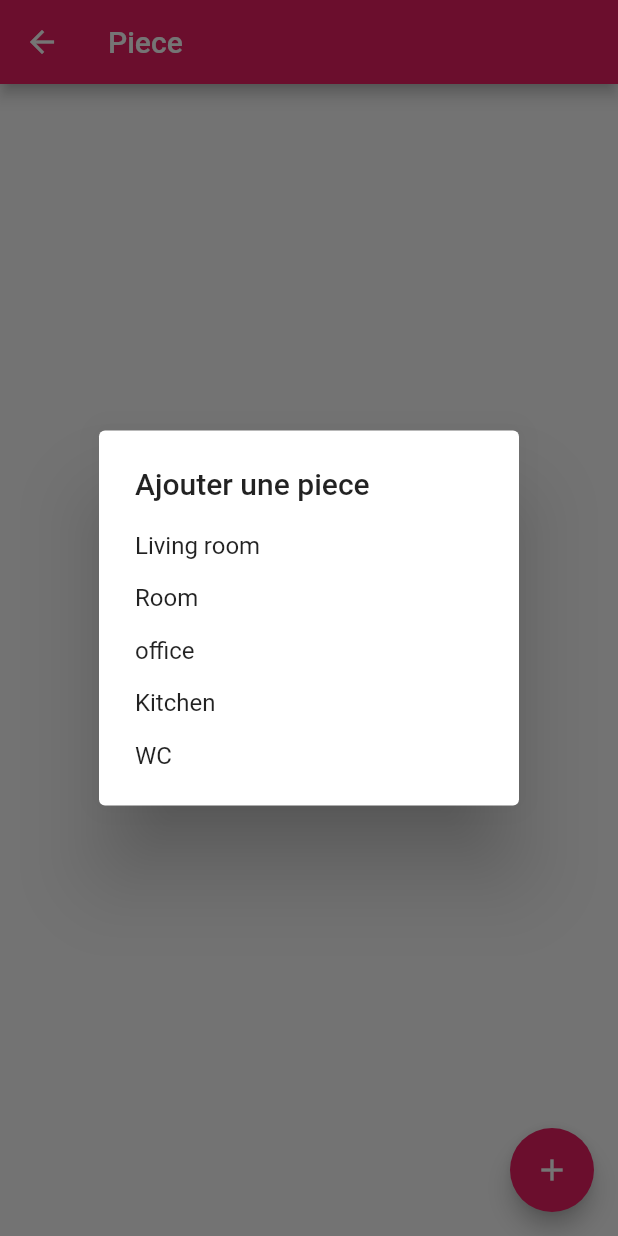
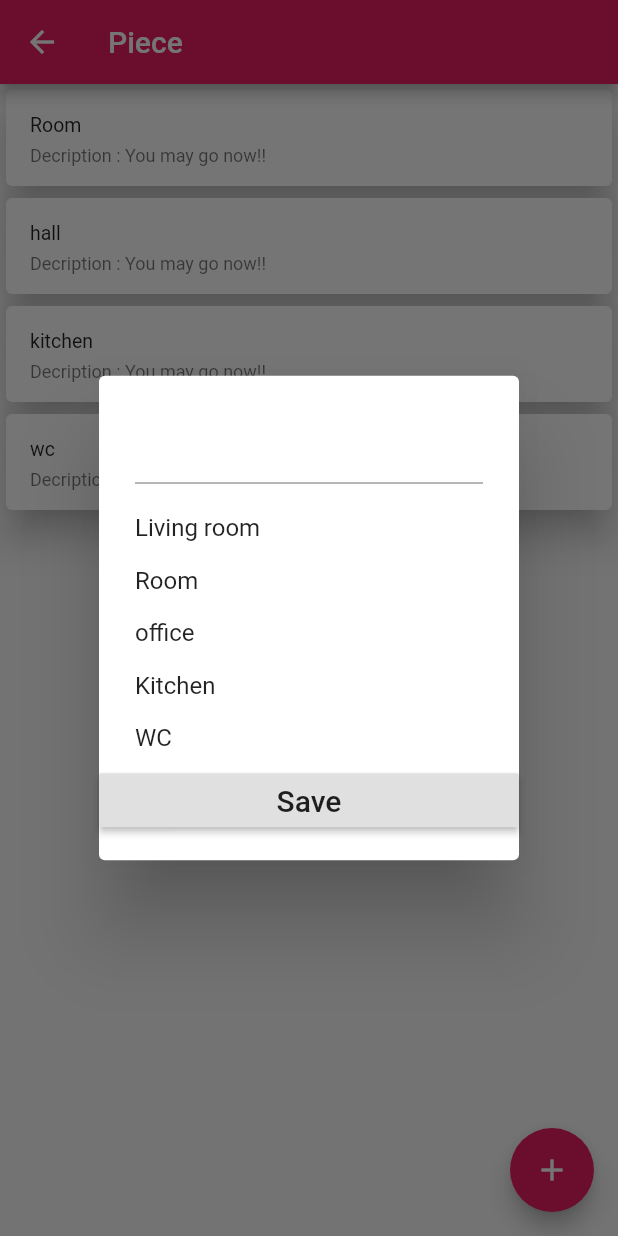
Before and after one commit to Jega1/edl-app, a Flutter app: the PieceListScreen screen opened by its route, after a tap on the "add" icon, on a phone screen of 412 x 824 dp. Run offline on Flutter 3.47's test engine with Material 2 defaults, Android fonts, the phone set to English and light mode, and no system bars; our stand-ins replace email_validator, sqflite; accounts and stored records are empty.

Commit message:
add piece

```diff
--- a/lib/customs_alertbox/piece_alertbox.dart
+++ b/lib/custom_dialogbox/piece_dialogbox.dart
@@ -1,6 +1,10 @@
+import 'package:edl/utils/database_helper.dart';
 import 'package:flutter/material.dart';
+import 'package:edl/models/edl.dart';
+import 'package:edl/models/piece.dart';
 
-showAddPieceDialog(BuildContext context) {
+showAddPieceDialog(BuildContext context, TextEditingController addPiece) {
+
   // set up the list options
   Widget optionOne = SimpleDialogOption(
     child: const Text('Living room'),
@@ -44,24 +48,43 @@ showAddPieceDialog(BuildContext context) {
   );
 
   // set up the SimpleDialog
-  SimpleDialog dialog = SimpleDialog(
 
-    title: const Text('Ajouter une piece'),
+
+  // show the dialog
+  showDialog(
+    context: context,
+      builder: (BuildContext context) {
+      Edl edl;
+      return SimpleDialog(
+        title: TextField(
+          controller: addPiece,
+        ),
         children: <Widget>[
           optionOne,
           optionTwo,
           optionThree,
           optionFour,
           optionFive,
+          RaisedButton(
+            onPressed: () async {
+              Edl edl;
+              String id_edl;
+              Piece piece = Piece(id_edl: int.parse(id_edl), typePiece: 'none') ;
+              DatabaseHelper databaseHelper = DatabaseHelper();
+                  await databaseHelper.insertPiece(piece).then((id){
+                    piece.setPiece(id);
+                    print(piece.idPiece);
+                  });
+
+
+
+            },
+            child: Text('Save', style: TextStyle(fontSize: 20)),
+          ),
         ],
+
       );
 
-  // show the dialog
-  showDialog(
-    context: context,
-    builder: (BuildContext context) {
-      return dialog;
     },
     );
-  //return "";
 }
--- a/lib/main.dart
+++ b/lib/main.dart
@@ -43,7 +43,7 @@ class MyApp extends StatelessWidget {
           '/type-edl': (ctx) => TypeEdlScreen(),
        // '/bien-list-screen': (ctx) => BienListScreen(),
        // '/bien-detail-screen': (ctx) => BienDetailsScreen(),
-        '/tabs-bien-screen': (ctx) => TabsBienScreen(),
+          '/tabs-bien-screen': (ctx) => TabsBienScreen(),
            '/note-screen': (ctx) => CompteurList(),
 
        '/pieces-list': (ctx) => PieceListScreen(),
--- a/lib/models/bien.dart
+++ b/lib/models/bien.dart
@@ -51,7 +51,6 @@ class Bien {
     nom: json["nom"],
     description: json["description"],
     type: json["type"],
-
     etage: json["etage"],
     porte: json["porte"],
     piece: json["piece"],
@@ -71,7 +70,6 @@ class Bien {
     "nom": nom,
     "description": description,
     "type": type,
-
     "etage": etage,
     "porte": porte,
     "piece": piece,
--- a/lib/models/edl.dart
+++ b/lib/models/edl.dart
@@ -11,7 +11,7 @@ class Edl {
  Edl({
    this.id_edl,
    this.id_bien,
-   //this.idBail;
+  // this.idBail,
    //this typeEdl;
    // this.dateEdl;
    // this.signatureAge;
@@ -24,13 +24,12 @@ class Edl {
       {
         "id_edl": id_edl,
         "id_bien": id_bien,
-        //"idBail": idBail,
+       // "idBail": idBail,
         //"typeEdl": typeEdl,
         // "dateEdl": dateEdl,
         // "signatureAge": signatureAge,
         //"signatureLocat": signatureLocat,
         "note": note
-
       };
 
    setEdl(int newIdEdl){
--- a/lib/models/piece.dart
+++ b/lib/models/piece.dart
@@ -2,42 +2,53 @@ import 'dart:convert';
 
 class Piece {
   int idPiece;
- // int id_edl;
+  int id_edl;
   String typePiece;
 
   Piece({
     this.idPiece,
-        //this.id_edl,
+    this.id_edl,
     this.typePiece
   });
 
   factory Piece.fromJson(Map<String, dynamic> map) {
     return Piece(
       idPiece: map["idPiece"],
-          //id_edl : map["id_edl"],
+      id_edl: map["id_edl"],
       typePiece: map["typePiece"],
     );
   }
 
+                    //toMap
   Map<String, dynamic> toJson() {
     return {
       "idPiece": idPiece,
-          //"id_edl": id_edl,
+      "id_edl": id_edl,
       "typePiece": typePiece};
   }
 
-      @override
-      String toString() {
-        return 'Piece{idPiece: $idPiece, typePiece: $typePiece}';
-      }
+  setPiece(int newIdPiece) {
+    this.idPiece = newIdPiece;
   }
 
-    List<Piece> pieceFromJson(String jsonData) {
-      final data = json.decode(jsonData);
-      return List<Piece>.from(data.map((item) => Piece.fromJson(item)));
+
 }
 
-    String pieceToJson(Piece data) {
-      final jsonData = data.toJson();
-      return json.encode(jsonData);
-    }
+
+
+
+   //   @override
+  //    String toString() {
+  //      return 'Piece{idPiece: $idPiece, typePiece: $typePiece}';
+ //     }
+  //  }
+
+  //  List<Piece> pieceFromJson(String jsonData) {
+   //   final data = json.decode(jsonData);
+   //   return List<Piece>.from(data.map((item) => Piece.fromJson(item)));
+   // }
+
+  //  String pieceToJson(Piece data) {
+   //   final jsonData = data.toJson();
+   //   return json.encode(jsonData);
+   // }
--- a/lib/screens/piece/piece_tap/piece_tap.dart
+++ b/lib/screens/piece/piece_tap/piece_tap.dart
@@ -1,7 +1,13 @@
+import 'package:edl/models/edl.dart';
+import 'package:edl/screens/piece/piece_tap/piece_detail_screen.dart';
 import 'package:edl/widgets/menuDrawer.dart';
 import 'package:flutter/material.dart';
 
 class PieceTapScreen extends StatefulWidget {
+
+    Edl edl;
+  PieceTapScreen({this.edl});
+
   @override
   _PieceTapScreenState createState() => _PieceTapScreenState();
 }
@@ -14,7 +20,7 @@ class _PieceTapScreenState extends State<PieceTapScreen> {
       // initialIndex: 0,
       child: Scaffold(
           appBar: AppBar(
-            title: Text('Tab Piece'),
+            title: Text('${widget.edl.id_edl}'),
 
             bottom: TabBar(
               indicatorColor: Colors.yellowAccent,
@@ -39,10 +45,10 @@ class _PieceTapScreenState extends State<PieceTapScreen> {
           drawer: MenuDrawer(),
           body: TabBarView(
             children: <Widget>[
-              Text('Piece details'),
+              PieceDetailScreen(),
               Text('Piece equipements'),
               Text('Piece equipements'),
-             // CompteurList(),
+
              // CompteurScre(),
 
             ],
--- a/lib/screens/piece/pieces_list_screen.dart
+++ b/lib/screens/piece/pieces_list_screen.dart
@@ -1,8 +1,7 @@
 import 'dart:core';
-import 'package:edl/customs_alertbox/piece_alertbox.dart';
+import 'package:edl/custom_dialogbox/piece_dialogbox.dart';
 import 'package:flutter/material.dart';
 
-import 'add_piece_screen.dart';
 
 
 class PieceListScreen extends StatefulWidget {
@@ -12,14 +11,14 @@ class PieceListScreen extends StatefulWidget {
 }
 
 class _PieceListScreenState extends State<PieceListScreen> {
+  TextEditingController textEditingController = TextEditingController();
 
- List<String> pieces = [];
+  List<String> pieces = ['Room', 'hall','kitchen', 'wc'];
 
   @override
   void initState() {
     super.initState();
-  //  pieces = List();
-   // addPieces();
+
   }
   @override
   Widget build(BuildContext context) {
@@ -36,6 +35,9 @@ class _PieceListScreenState extends State<PieceListScreen> {
             elevation: 10,
             child: ListTile(
               title: Text(pieces[index]),
+              subtitle: new Text(
+                  "Decription : You may go now!!"
+              ),
               dense: true,
             ),
           );
@@ -45,15 +47,11 @@ class _PieceListScreenState extends State<PieceListScreen> {
       ),
       floatingActionButton: FloatingActionButton(
         onPressed: ()  {
-          //showFormDialog(context);
-            showAddPieceDialog(context);
-          //addPiece();
-         // pieces.add(name);
-          var dummy = pieces;
-          setState(() {
-            pieces = dummy;
-          });
-
+           showAddPieceDialog(context, textEditingController);
+           // var dummy = pieces;
+          //setState(() {
+            //pieces = dummy;
+          //});
         },
         child: Icon(Icons.add),
         backgroundColor: Colors.pink,
@@ -62,4 +60,5 @@ class _PieceListScreenState extends State<PieceListScreen> {
     );
   }
 
+
 }
--- a/lib/services/piece_serviceDraft.dart
+++ b/lib/services/piece_serviceDraft.dart
@@ -8,7 +8,7 @@ class ApiService {
   Future<List<Piece>> getPieces() async {
     final response = await client.get("$baseUrl/api/piece");
     if (response.statusCode == 200) {
-      return pieceFromJson(response.body);
+     // return pieceFromJson(response.body);
     } else {
       return null;
     }
@@ -21,7 +21,7 @@ class ApiService {
     final response = await client.post(
       "$baseUrl/api/piece",
       headers: {"content-type": "application/json"},
-      body: pieceToJson(data),
+    //  body: pieceToJson(data),
     );
     if (response.statusCode == 201) {
       print(response);
@@ -35,7 +35,7 @@ class ApiService {
     final response = await client.put(
       "$baseUrl/api/piece/${data.idPiece}",
       headers: {"content-type": "application/json"},
-      body: pieceToJson(data),
+    //  body: pieceToJson(data),
     );
     if (response.statusCode == 200) {
       return true;
--- a/lib/utils/database_helper.dart
+++ b/lib/utils/database_helper.dart
@@ -38,7 +38,7 @@ class DatabaseHelper {
 
   String pieceTable = 'piece_table';
   String colIdPiece  = 'id_piece';
- // String colIdEdl = 'id_edl';
+  String colId_edl = 'id_edl';
   String colTypePiece = 'typePiece';
 
 
@@ -78,7 +78,7 @@ class DatabaseHelper {
 
     await db.execute('CREATE TABLE $testTable($colIdT INTEGER PRIMARY KEY AUTOINCREMENT, $colIdBien TEXT, $colName TEXT)');
     await db.execute('CREATE TABLE $edlTable($colIdEdl INTEGER PRIMARY KEY AUTOINCREMENT, $colId_bien INTEGER, $colNote TEXT)');
-    await db.execute('CREATE TABLE $pieceTable($colIdPiece INTEGER PRIMARY KEY AUTOINCREMENT, $colTypePiece TEXT)');
+    await db.execute('CREATE TABLE $pieceTable($colIdPiece INTEGER PRIMARY KEY AUTOINCREMENT, $colId_edl INTEGER, $colTypePiece TEXT)');
   }
 
   // Insert Operation: Insert a com object to database
--- a/lib/widgets/bien_list_tile.dart
+++ b/lib/widgets/bien_list_tile.dart
@@ -1,4 +1,3 @@
-import 'package:edl/models/testbien.dart';
 import 'package:flutter/material.dart';
 import '../models/bien.dart';
 
--- a/lib/widgets/menuDrawer.dart
+++ b/lib/widgets/menuDrawer.dart
@@ -1,3 +1,4 @@
+import 'package:edl/screens/description_screen.dart';
 import 'package:edl/screens/informations/info_screen.dart';
 import 'package:edl/screens/piece/pieces_list_screen.dart';
 import 'package:edl/screens/tab_bien/tabs_bien_screen.dart';
@@ -53,7 +54,7 @@ class MenuDrawer extends StatelessWidget {
             CustomListTile(Icons.home,'Bien',() => {Navigator.of(context).push(MaterialPageRoute(builder: (_) => TabsBienScreen()))}),
           //  CustomListTile(Icons.home,'Bien',() => {Navigator.of(context).push(MaterialPageRoute(builder: (_) => CompteurList()))}),
             CustomListTile(Icons.category, 'Pièces', () => {Navigator.of(context).push(MaterialPageRoute(builder: (_) => PieceListScreen()))}),
-            CustomListTile(Icons.lock, 'Clès', () => {}),
+            CustomListTile(Icons.lock, 'Clès', () => {Navigator.of(context).push(MaterialPageRoute(builder: (_) => DescriptionScreen()))}),
             CustomListTile(Icons.book, 'Signature', () => {}),
             CustomListTile(Icons.pages, 'Documents', () => {}),
           ],
--- a/lib/widgets/piece_list_title.dart
+++ b/lib/widgets/piece_list_title.dart
@@ -17,7 +17,9 @@ class PieceListTile extends StatelessWidget {
       child: GestureDetector(
         onTap: action,
         child: ListTile(
-          leading: Icon(Icons.sd_storage),
+          leading: Icon(Icons.sd_storage
+          ),
+
           //title: Text(bien.nom,
           title: Text('Type de piece',
             style: TextStyle(
```
Also changed, not shown: lib/models/piece_detail.dart (added, +35 -0 lines), lib/screens/bien/bien_list_screen.dart (+6 -4 lines), lib/screens/description_screen.dart (+19 -16 lines), lib/screens/piece/piece_tap/piece_detail_screen.dart (added, +47 -0 lines), lib/services/bien_service.dart (deleted, +0 -35 lines), lib/screens/piece/piece_tap/piece_details.dart (deleted), lib/services/endpoints.dart (added). Lines whose indentation alone changed are shown as unchanged.
